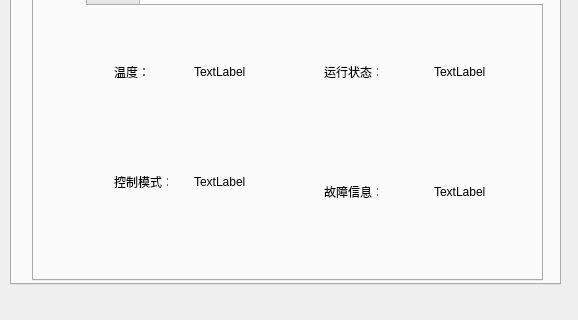
samier958/heaterClient, file cheaterhistoryrecord.ui: the form before one commit; both pictures show x 0 to 578 and y 166 to 486 of the 578 by 486 pixel window.
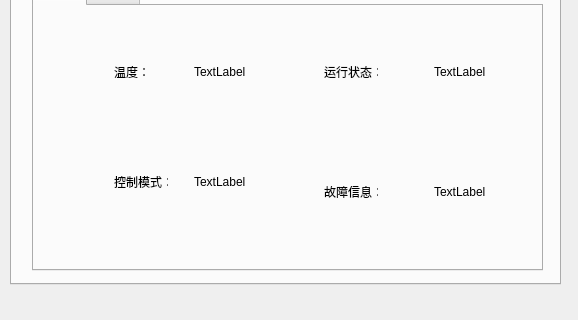
The form after the commit. The open tabs and pages were chosen to show the change.

Commit message: Add a heater group in the preview form.

```diff
--- a/cheaterhistoryrecord.ui
+++ b/cheaterhistoryrecord.ui
@@ -172,7 +172,7 @@
        <x>20</x>
        <y>110</y>
        <width>511</width>
-       <height>301</height>
+       <height>291</height>
       </rect>
      </property>
      <property name="currentIndex">
```
Left out of the diff: 2 changed lines with no effect on the pictures. The commit also changes 7 other files.
